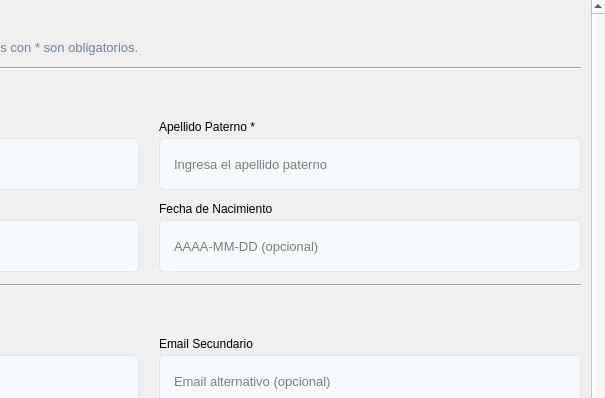
Before: the Qt Designer form app/views/ui/clientes/contacto_form.ui in DataDave-Dev/CRM-Portable, drawn with Qt 5; both pictures show x 284 to 889 and y 0 to 398 of the 889 by 950 pixel window.
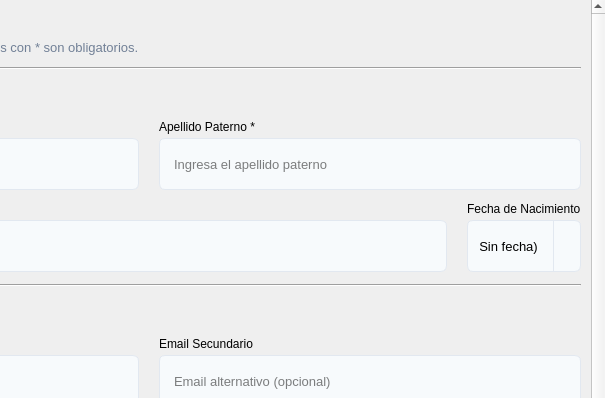
After: the same form once the commit is applied.

Commit message: feat(clientes): update contacto form to use QDateEdit for fecha_nacimiento and enhance header configurations

```diff
--- a/app/views/ui/clientes/contacto_form.ui
+++ b/app/views/ui/clientes/contacto_form.ui
@@ -40,7 +40,7 @@
 }
 
 /* === INPUTS === */
-QLineEdit, QComboBox {
+QLineEdit, QComboBox, QDateEdit {
     padding: 8px 12px;
     border: 1px solid #e2e8f0;
     border-radius: 6px;
@@ -55,6 +55,11 @@
 QLineEdit:hover, QComboBox:hover {
     border: 1px solid #cbd5e0;
 }
+QDateEdit::drop-down {
+    border: none;
+    border-left: 1px solid #e2e8f0;
+    width: 26px;
+}
 
 /* === CHECKBOX === */
 QCheckBox#check_contacto_principal, QCheckBox#check_no_contactar, QCheckBox#check_activo {
@@ -228,9 +233,12 @@
             </widget>
            </item>
            <item>
-            <widget class="QLineEdit" name="input_fecha_nacimiento">
-             <property name="placeholderText"><string>AAAA-MM-DD (opcional)</string></property>
-             <property name="maxLength"><number>10</number></property>
+            <widget class="QDateEdit" name="input_fecha_nacimiento">
+             <property name="calendarPopup"><bool>true</bool></property>
+             <property name="displayFormat"><string>yyyy-MM-dd</string></property>
+             <property name="specialValueText"><string>(Sin fecha)</string></property>
+             <property name="minimumDate"><date><year>1900</year><month>1</month><day>1</day></date></property>
+             <property name="date"><date><year>1900</year><month>1</month><day>1</day></date></property>
             </widget>
            </item>
           </layout>
```
Left out of the diff: 4 changed lines with no effect on the pictures. The commit also changes 1 other file.
